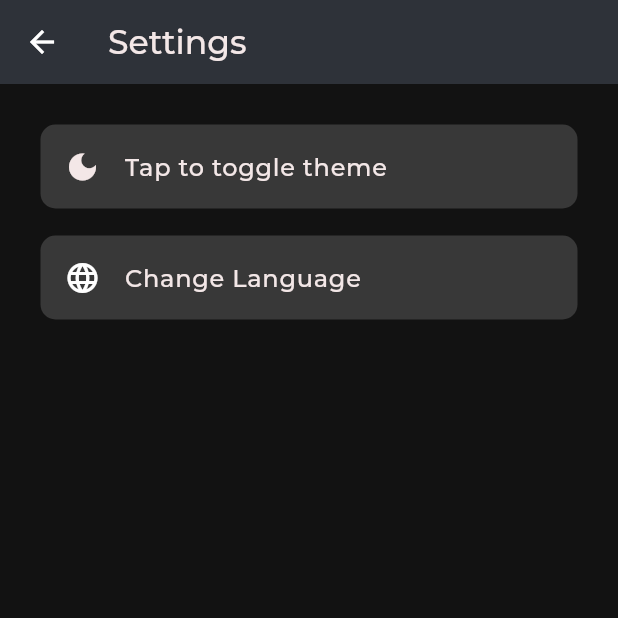
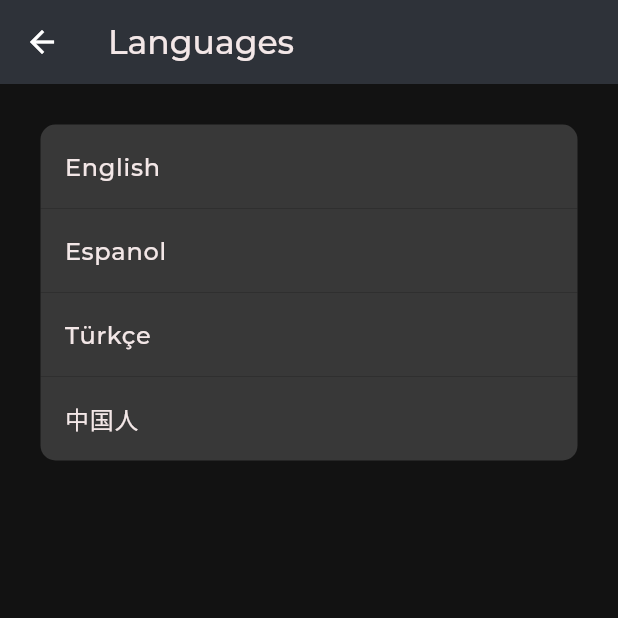
Before and after one commit to batuhanozcan1605/weekplanner, a Flutter app: the SettingsPage screen opened directly, after a tap on "Change Language", on a phone screen of 412 x 824 dp, the top half of it. Run offline on Flutter 3.47's test engine with Material 3 defaults, Android fonts, the phone set to English and light mode, and no system bars; drawn by our look-alikes of google_mobile_ads; our stand-ins replace flutter_inset_box_shadow, flutter_svg, page_view_dot_indicator, popover, shared_preferences, sqflite and 1 more; missing offline and left inert: interval_time_picker, tutorial_coach_mark; accounts and stored records are empty; generated files the repository leaves out were written again; network calls fail; project files that could hold a hidden picture were left out.

Commit message:
language change provider

```diff
--- a/lib/l10n/app_en.arb
+++ b/lib/l10n/app_en.arb
@@ -35,5 +35,7 @@
   "onboarding3" : "Be aware of your free time.",
   "onboarding4" : "You don't need overwhelming features. \nNo micro-management, no reminders, no monthly view, no time picking more than half-hour accuracy.",
   "theme" : "Change Theme",
-  "letsStart" : "Let's Start"
+  "letsStart" : "Let's Start",
+
+  "languages" : "Languages"
 }
--- a/lib/l10n/app_es.arb
+++ b/lib/l10n/app_es.arb
@@ -34,5 +34,7 @@
   "onboarding3" : "Sea consciente de su tiempo libre.",
   "onboarding4" : "No necesita funciones abrumadoras. \nSin microgestión, sin recordatorios, sin vista mensual, sin selección de tiempo con más precisión que media hora.",
   "theme" : "Cambiar Tema",
-  "letsStart" : "Comencemos"
+  "letsStart" : "Comencemos",
+
+  "languages" : "Idiomas"
 }
--- a/lib/l10n/app_tr.arb
+++ b/lib/l10n/app_tr.arb
@@ -34,6 +34,8 @@
   "onboarding3": "Boş zamanlarınızın farkında olun.",
   "onboarding4": "Aşırı özelliklere ihtiyacınız yok. \nDetaylı yönetim, hatırlatıcılar, aylık görünüm, yarım saat hassasiyetinden fazla zaman seçimi yok.",
   "theme" : "Temayı değiştir.",
-  "letsStart" : "Hadi Başlayalım!"
+  "letsStart" : "Hadi Başlayalım!",
+
+  "languages" : "Diller"
 
 }
--- a/lib/l10n/app_zh.arb
+++ b/lib/l10n/app_zh.arb
@@ -34,5 +34,7 @@
   "onboarding3": "注意您的空闲时间。",
   "onboarding4": "您无需繁琐的功能。\n没有微观管理，没有提醒，没有月视图，没有超过半小时准确度的时间选择。",
   "theme": "更改主题",
-  "letsStart": "让我们开始"
+  "letsStart": "让我们开始",
+
+  "languages" : "语言"
 }
--- a/lib/main.dart
+++ b/lib/main.dart
@@ -7,6 +7,7 @@ import 'package:weekplanner/database/DatabaseHelper2.dart';
 import 'package:weekplanner/database/UniqueIdDao.dart';
 import 'package:weekplanner/l10n/l10n.dart';
 import 'package:weekplanner/provider/appointment_provider.dart';
+import 'package:weekplanner/provider/locale_provider.dart';
 import 'package:weekplanner/screens/main_screen.dart';
 import 'package:provider/provider.dart';
 import 'package:weekplanner/screens/onboarding_screen.dart';
@@ -27,6 +28,7 @@ void main() async {
         providers: [
           ChangeNotifierProvider<ThemeProvider>(create: (_) => ThemeProvider(isDark)),
           ChangeNotifierProvider<AppointmentProvider>(create: (_) => AppointmentProvider()),
+          ChangeNotifierProvider<LocaleProvider>(create: (_) => LocaleProvider())
         ],
             child: const MyApp()),
       );
@@ -52,7 +54,7 @@ class MyApp extends StatelessWidget {
         GlobalWidgetsLocalizations.delegate
       ],
       supportedLocales: L10n.all,
-      locale: null,
+      locale: Provider.of<LocaleProvider>(context).appLocale,
       theme: Provider.of<ThemeProvider>(context).themeData,
       home: const StartApp(),
     );
--- /dev/null
+++ b/lib/provider/locale_provider.dart
@@ -0,0 +1,12 @@
+import 'package:flutter/material.dart';
+
+class LocaleProvider extends ChangeNotifier {
+  Locale? _appLocale = null; // Default locale is null
+
+  Locale? get appLocale => _appLocale;
+
+  void changeLocale(Locale locale) {
+    _appLocale = locale;
+    notifyListeners();
+  }
+}
--- /dev/null
+++ b/lib/screens/language_page.dart
@@ -0,0 +1,87 @@
+import 'package:flutter/material.dart';
+import 'package:provider/provider.dart';
+import 'package:weekplanner/provider/locale_provider.dart';
+import 'package:flutter_gen/gen_l10n/app_localizations.dart';
+
+class LanguagePage extends StatelessWidget {
+  @override
+  Widget build(BuildContext context) {
+    ColorScheme colorScheme = Theme.of(context).colorScheme;
+
+    return Scaffold(
+      appBar: AppBar(
+        backgroundColor: colorScheme.background,
+        title: Text(
+          AppLocalizations.of(context)!.languages,
+          style: TextStyle(
+              color: colorScheme.onBackground, fontFamily: 'Montserrat'),
+        ),
+      ),
+      body: Padding(
+        padding: const EdgeInsets.all(27.0),
+        child: ListView(children: <Widget>[
+          ListTile(
+            tileColor: colorScheme.secondary,
+            shape: RoundedRectangleBorder(
+              borderRadius: BorderRadius.only(
+                topLeft: Radius.circular(10.0),
+                topRight: Radius.circular(10.0),
+              ),
+            ),
+            title: Text(
+              'English',
+              style: TextStyle(
+                  color: colorScheme.onBackground, fontFamily: 'Montserrat'),
+            ),
+            onTap: () {
+              Provider.of<LocaleProvider>(context, listen: false)
+                  .changeLocale(Locale('en'));
+            },
+          ),
+          ListTile(
+            tileColor: colorScheme.secondary,
+            title: Text(
+              'Espanol',
+              style: TextStyle(
+                  color: colorScheme.onBackground, fontFamily: 'Montserrat'),
+            ),
+            onTap: () {
+              Provider.of<LocaleProvider>(context, listen: false)
+                  .changeLocale(Locale('es'));
+            },
+          ),
+          ListTile(
+            tileColor: colorScheme.secondary,
+            title: Text(
+              'Türkçe',
+              style: TextStyle(
+                  color: colorScheme.onBackground, fontFamily: 'Montserrat'),
+            ),
+            onTap: () {
+              Provider.of<LocaleProvider>(context, listen: false)
+                  .changeLocale(Locale('tr'));
+            },
+          ),
+          ListTile(
+              shape: RoundedRectangleBorder(
+                borderRadius: BorderRadius.only(
+                  bottomLeft: Radius.circular(10.0),
+                  bottomRight: Radius.circular(10.0),
+                )
+              ),
+            tileColor: colorScheme.secondary,
+            title: Text(
+              '中国人',
+              style: TextStyle(
+                  color: colorScheme.onBackground, fontFamily: 'Montserrat'),
+            ),
+            onTap: () {
+              Provider.of<LocaleProvider>(context, listen: false)
+                  .changeLocale(Locale('zh'));
+            },
+          ),
+        ]),
+      ),
+    );
+  }
+}
--- a/lib/screens/settings_page.dart
+++ b/lib/screens/settings_page.dart
@@ -2,6 +2,7 @@ import 'package:flutter/material.dart';
 import 'package:google_mobile_ads/google_mobile_ads.dart';
 import 'package:provider/provider.dart';
 import 'package:weekplanner/ad_helper.dart';
+import 'package:weekplanner/screens/language_page.dart';
 import 'package:weekplanner/screens/main_screen.dart';
 import 'package:weekplanner/theme/theme.dart';
 import '../theme/theme_provider.dart';
@@ -79,7 +80,10 @@ class _SettingsPageState extends State<SettingsPage> {
                       fontFamily: 'Montserrat'),
                 ),
                 onTap: () {
-
+                  Navigator.push(
+                      context,
+                      MaterialPageRoute(
+                          builder: (context) => LanguagePage()));
                 },
               ),
             ],
```
